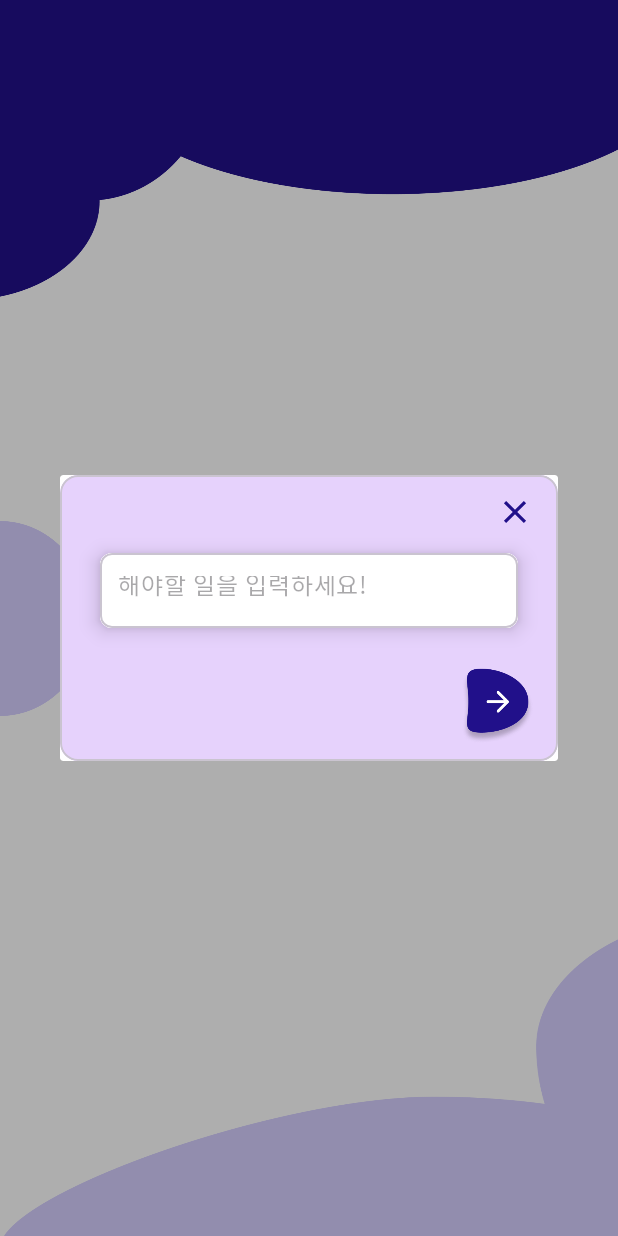
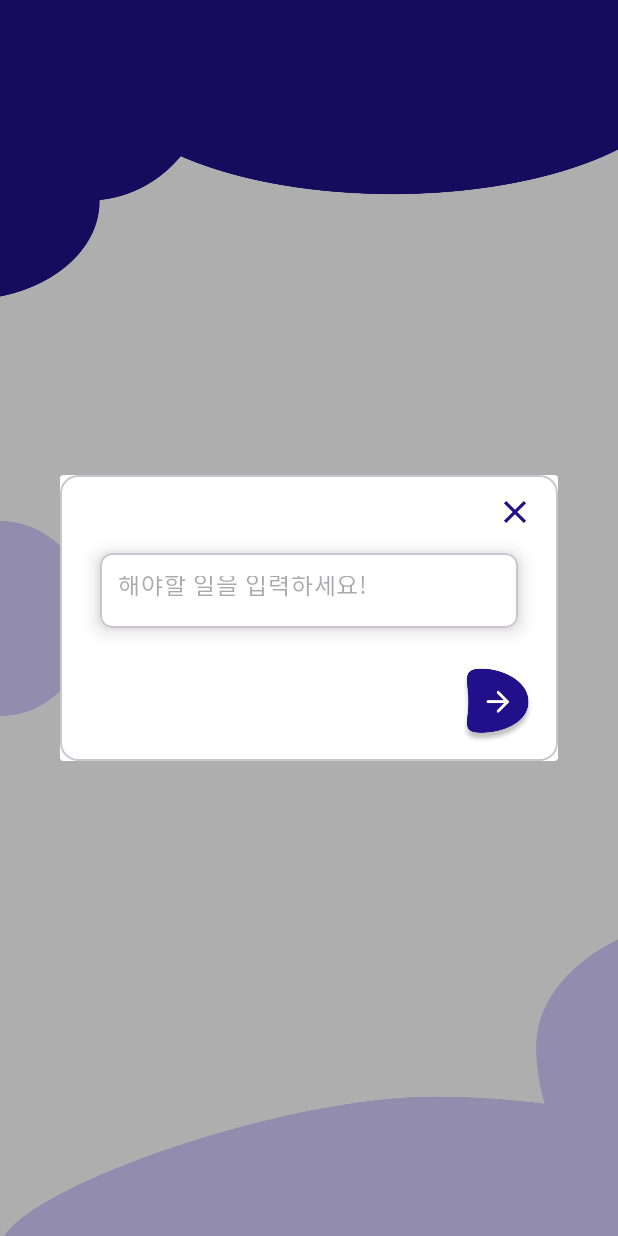
Before and after one commit to JASON-DJ-CHA/ToyDodo, an Android app: the fragment AddTodoFragment placed in its activity, on a phone screen of 412 x 824 dp. Run offline under Robolectric (Android 15) with nearby library versions, the phone set to English and light mode, and no system bars; our stand-ins replace Firebase (no records; nobody signed in at launch, a user with empty details on screens opened directly).

Commit message:
lottie적용

```diff
--- a/app/build.gradle
+++ b/app/build.gradle
@@ -43,7 +43,7 @@ dependencies {
     implementation 'androidx.appcompat:appcompat:1.6.1'
     implementation 'com.google.android.material:material:1.5.0'
     implementation 'androidx.constraintlayout:constraintlayout:2.1.4'
-
+    implementation 'com.airbnb.android:lottie:3.0.7'
 
     implementation 'com.google.firebase:firebase-database:20.1.0'
     testImplementation 'junit:junit:4.13.2'
--- a/app/src/main/res/layout/fragment_add_todo.xml
+++ b/app/src/main/res/layout/fragment_add_todo.xml
@@ -10,6 +10,7 @@
 
     <androidx.constraintlayout.widget.ConstraintLayout
         android:layout_width="match_parent"
+        android:background="@color/white"
         android:layout_height="wrap_content">
 
         <ImageView
--- a/app/src/main/res/layout/fragment_splash.xml
+++ b/app/src/main/res/layout/fragment_splash.xml
@@ -1,6 +1,5 @@
 <?xml version="1.0" encoding="utf-8"?>
-<androidx.constraintlayout.widget.ConstraintLayout
-    xmlns:android="http://schemas.android.com/apk/res/android"
+<androidx.constraintlayout.widget.ConstraintLayout xmlns:android="http://schemas.android.com/apk/res/android"
     xmlns:app="http://schemas.android.com/apk/res-auto"
     xmlns:tools="http://schemas.android.com/tools"
     android:layout_width="match_parent"
@@ -18,7 +17,7 @@
         app:layout_constraintEnd_toEndOf="parent"
         app:layout_constraintHorizontal_bias="0.5"
         app:layout_constraintStart_toStartOf="parent"
-        app:layout_constraintTop_toTopOf="parent"  />
+        app:layout_constraintTop_toTopOf="parent" />
 
     <ImageView
         android:id="@+id/imageView2"
@@ -41,22 +40,19 @@
         app:layout_constraintHorizontal_bias="0.5"
         app:layout_constraintStart_toStartOf="parent" />
 
-    <TextView
-        android:id="@+id/textView"
+    <com.airbnb.lottie.LottieAnimationView
+        android:id="@+id/animationView"
         android:layout_width="match_parent"
-        android:layout_height="wrap_content"
-        android:text="todo"
-        android:textColor="@color/text_color"
-        android:textStyle="italic"
-        android:gravity="center_horizontal"
-        android:fontFamily="@font/inter_extra_bold"
-        android:textSize="60sp"
+        android:layout_height="120dp"
         app:layout_constraintBottom_toBottomOf="parent"
         app:layout_constraintEnd_toEndOf="parent"
         app:layout_constraintHorizontal_bias="0.5"
         app:layout_constraintStart_toStartOf="parent"
-        app:layout_constraintTop_toTopOf="parent" />
-
+        app:layout_constraintTop_toTopOf="parent"
+        app:layout_constraintVertical_bias="0.5"
+        app:lottie_autoPlay="true"
+        app:lottie_loop="true"
+        app:lottie_rawRes="@raw/intro_lottei" />
 
 
 </androidx.constraintlayout.widget.ConstraintLayout>
--- a/app/src/main/res/layout/rv_todo_item.xml
+++ b/app/src/main/res/layout/rv_todo_item.xml
@@ -11,6 +11,7 @@
     <androidx.constraintlayout.widget.ConstraintLayout
         android:layout_width="match_parent"
         android:layout_height="wrap_content"
+        android:background="@color/white"
         android:paddingVertical="20dp">
 
         <TextView
```
Also changed, not shown: app/src/main/res/raw/intro_lottei.json (added, +1 -0 lines).
